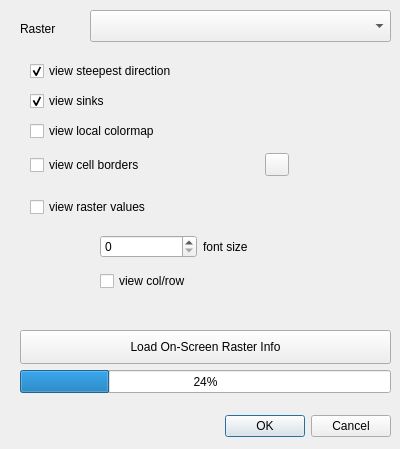
First picture: the form in geomorpheye/geomorpheye_dialog_base.ui, repository g-ant-eu/qgis-plugins, before the edit.
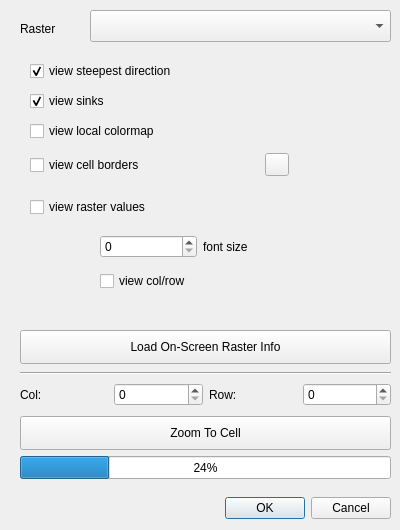
Second picture: the form after the edit. Custom widgets are drawn as their Qt base class.

Commit message: add zoom to col/row

```diff
--- a/geomorpheye/geomorpheye_dialog_base.ui
+++ b/geomorpheye/geomorpheye_dialog_base.ui
@@ -7,7 +7,7 @@
     <x>0</x>
     <y>0</y>
     <width>400</width>
-    <height>449</height>
+    <height>530</height>
    </rect>
   </property>
   <property name="windowTitle">
@@ -17,7 +17,7 @@
    <property name="geometry">
     <rect>
      <x>50</x>
-     <y>410</y>
+     <y>492</y>
      <width>341</width>
      <height>32</height>
     </rect>
@@ -58,11 +58,92 @@
     <bool>false</bool>
    </property>
   </widget>
+  <widget class="QFrame" name="navigateSeparator">
+   <property name="geometry">
+    <rect>
+     <x>20</x>
+     <y>372</y>
+     <width>371</width>
+     <height>2</height>
+    </rect>
+   </property>
+   <property name="frameShape">
+    <enum>QFrame::HLine</enum>
+   </property>
+   <property name="frameShadow">
+    <enum>QFrame::Sunken</enum>
+   </property>
+  </widget>
+  <widget class="QWidget" name="">
+   <property name="geometry">
+    <rect>
+     <x>20</x>
+     <y>380</y>
+     <width>371</width>
+     <height>30</height>
+    </rect>
+   </property>
+   <layout class="QHBoxLayout" name="horizontalLayout_navigate">
+    <property name="leftMargin">
+     <number>0</number>
+    </property>
+    <property name="topMargin">
+     <number>0</number>
+    </property>
+    <property name="rightMargin">
+     <number>0</number>
+    </property>
+    <property name="bottomMargin">
+     <number>0</number>
+    </property>
+    <item>
+     <widget class="QLabel" name="colLabel">
+      <property name="text">
+       <string>Col:</string>
+      </property>
+     </widget>
+    </item>
+    <item>
+     <widget class="QSpinBox" name="colSpinBox">
+      <property name="maximum">
+       <number>999999</number>
+      </property>
+     </widget>
+    </item>
+    <item>
+     <widget class="QLabel" name="rowLabel">
+      <property name="text">
+       <string>Row:</string>
+      </property>
+     </widget>
+    </item>
+    <item>
+     <widget class="QSpinBox" name="rowSpinBox">
+      <property name="maximum">
+       <number>999999</number>
+      </property>
+     </widget>
+    </item>
+   </layout>
+  </widget>
+  <widget class="QPushButton" name="pushButtonZoomTo">
+   <property name="geometry">
+    <rect>
+     <x>20</x>
+     <y>416</y>
+     <width>371</width>
+     <height>34</height>
+    </rect>
+   </property>
+   <property name="text">
+    <string>Zoom To Cell</string>
+   </property>
+  </widget>
   <widget class="QProgressBar" name="progressBar">
    <property name="geometry">
     <rect>
      <x>20</x>
-     <y>370</y>
+     <y>456</y>
      <width>371</width>
      <height>23</height>
     </rect>
```
The commit also changes 4 other files.
